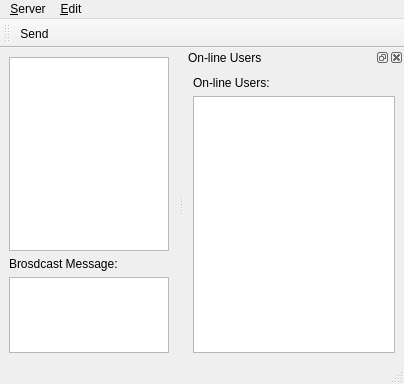
Above: mainwindow.ui from fromWannaCry/sshout-qt-client-code before the change. Below: the same form after it.
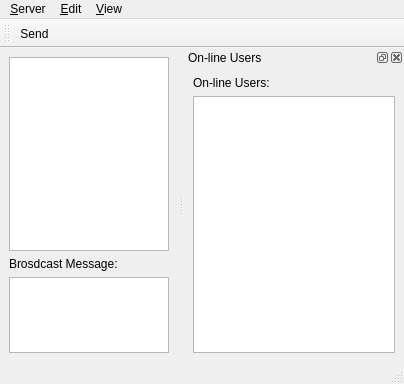
That is the form after the change.

Commit message: Save the layout of MainWindow on close

```diff
--- a/mainwindow.ui
+++ b/mainwindow.ui
@@ -72,8 +72,15 @@
     <addaction name="action_press_enter_to_send_message"/>
     <addaction name="action_settings"/>
    </widget>
+   <widget class="QMenu" name="menu_View">
+    <property name="title">
+     <string>&amp;View</string>
+    </property>
+    <addaction name="action_show_online_users"/>
+   </widget>
    <addaction name="menu_server"/>
    <addaction name="menu_edit"/>
+   <addaction name="menu_View"/>
   </widget>
   <widget class="QStatusBar" name="statusbar"/>
   <widget class="QDockWidget" name="dockWidget_online_list">
```
Left out of the diff: 61 changed lines with no effect on the pictures. The commit also changes 4 other files.
